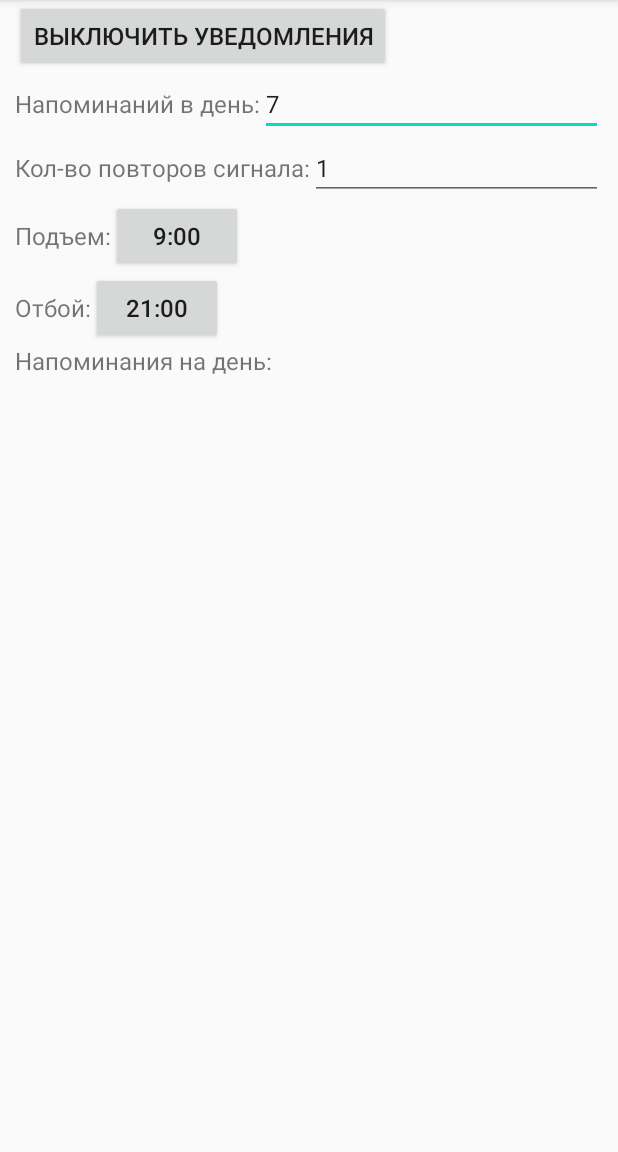
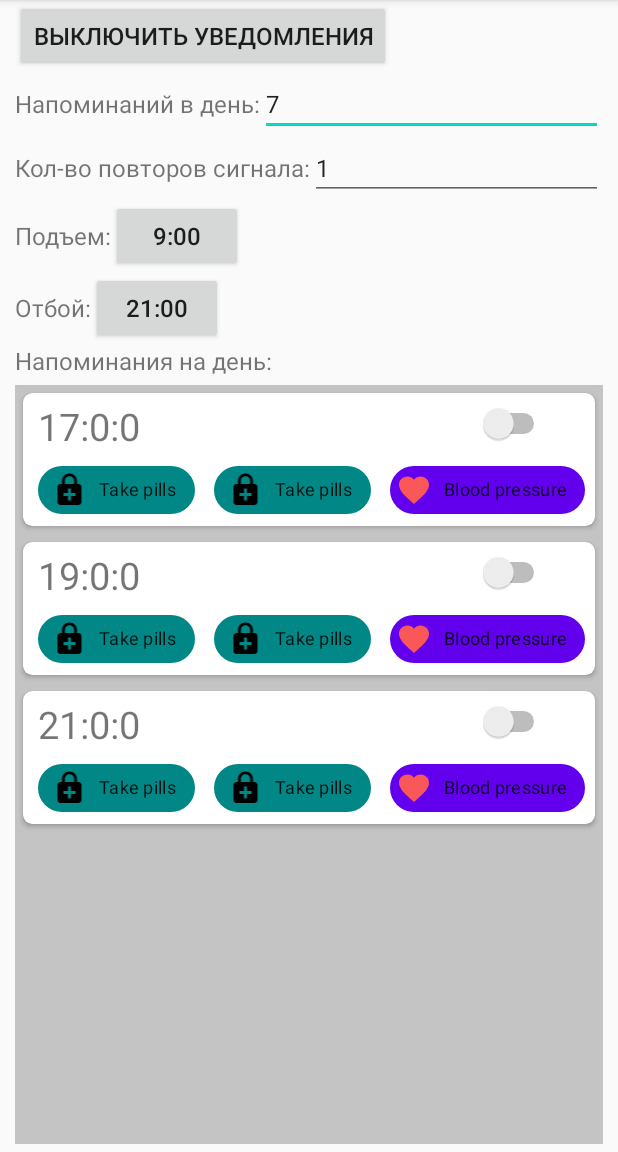
Before and after one commit to kirkaDev/NurseApp, an Android app: the screen it shows after launch (MainActivity), on a phone screen of 412 x 824 dp, the part 84-1236 px from its top. Run offline under Robolectric (Android 15) with nearby library versions, the phone set to English and light mode, and no system bars; 1 statement that could not run was skipped.

Commit message:
Adapter for RecyclerView, initial RecyclerView filling implemented.

```diff
--- /dev/null
+++ b/nurseapp/src/main/java/com/desiredsoftware/nurseapp/AdapterRecyclerViewNotifications.java
@@ -0,0 +1,70 @@
+package com.desiredsoftware.nurseapp;
+
+import android.util.Log;
+import android.view.LayoutInflater;
+import android.view.View;
+import android.view.ViewGroup;
+import android.widget.Switch;
+import android.widget.TextView;
+
+import androidx.annotation.NonNull;
+import androidx.recyclerview.widget.RecyclerView;
+
+import java.util.ArrayList;
+
+public class AdapterRecyclerViewNotifications extends RecyclerView.Adapter<AdapterRecyclerViewNotifications.NotificationViewHolder> {
+
+    private ArrayList<RecyclerViewNotificationItem> itemsArray;
+
+    public AdapterRecyclerViewNotifications(ArrayList<RecyclerViewNotificationItem> itemsArray) {
+        this.itemsArray = itemsArray;
+    }
+
+    public class NotificationViewHolder extends RecyclerView.ViewHolder
+    {
+        private TextView textView_notificationTime;
+        private Switch isEnabled;
+        //private String[] actionsList;
+
+        public NotificationViewHolder(@NonNull View itemView) {
+            super(itemView);
+            textView_notificationTime = itemView.findViewById(R.id.time_item);
+            this.isEnabled = itemView.findViewById(R.id.switch_notification_is_enabled);
+            //this.actionsList = actionsList;
+        }
+    }
+
+    @NonNull
+    @Override
+    public NotificationViewHolder onCreateViewHolder(@NonNull ViewGroup parent, int viewType) {
+
+        NotificationViewHolder notificationViewHolder = null;
+        try
+        {
+            View view = LayoutInflater.from(parent.getContext())
+                .inflate(R.layout.notification_item, parent, false);
+            notificationViewHolder = new NotificationViewHolder(view);
+        }
+        catch (Exception e)
+        {
+            String message = e.getMessage();
+            Log.v("onCreateViewHolder", message);
+        }
+
+
+        return notificationViewHolder;
+    }
+
+    @Override
+    public void onBindViewHolder(@NonNull NotificationViewHolder holder, int position) {
+        RecyclerViewNotificationItem recyclerItem = itemsArray.get(position);
+        holder.textView_notificationTime.setText(recyclerItem.getNotificationTime());
+        holder.isEnabled.setEnabled(recyclerItem.getIsEnabled());
+    }
+
+    @Override
+    public int getItemCount()
+    {
+        return itemsArray.size();
+    }
+}
--- a/nurseapp/src/main/java/com/desiredsoftware/nurseapp/MainActivity.java
+++ b/nurseapp/src/main/java/com/desiredsoftware/nurseapp/MainActivity.java
@@ -3,6 +3,8 @@ package com.desiredsoftware.nurseapp;
 import androidx.annotation.NonNull;
 import androidx.appcompat.app.AppCompatActivity;
 import androidx.fragment.app.DialogFragment;
+import androidx.recyclerview.widget.LinearLayoutManager;
+import androidx.recyclerview.widget.RecyclerView;
 import androidx.work.OneTimeWorkRequest;
 import androidx.work.Operation;
 import androidx.work.WorkManager;
@@ -67,6 +69,11 @@ public class  MainActivity extends AppCompatActivity implements TimePickerDialog
     EditText editText_soundRepeatAmount;
     //EditText editText_showNextNotificationsNumber;
 
+    RecyclerView recyclerView;
+    ArrayList<RecyclerViewNotificationItem> recyclerViewItems;
+    private AdapterRecyclerViewNotifications adapter;
+    private RecyclerView.LayoutManager layoutManager;
+
     @Override
     protected void onCreate(Bundle savedInstanceState) {
         super.onCreate(savedInstanceState);
@@ -74,6 +81,13 @@ public class  MainActivity extends AppCompatActivity implements TimePickerDialog
 
         // TODO: Landscape layout
         setRequestedOrientation(ActivityInfo.SCREEN_ORIENTATION_PORTRAIT);
+
+        recyclerView = findViewById(R.id.recyclerView);
+        recyclerView.setHasFixedSize(true);
+
+        recyclerViewItems = new ArrayList<RecyclerViewNotificationItem>();
+
+
 
         btn_stopSchedule = findViewById(R.id.btn_stopSchedule);
         btn_wakeUpTime = findViewById(R.id.btn_wakeUpTime);
@@ -215,8 +229,12 @@ public class  MainActivity extends AppCompatActivity implements TimePickerDialog
 
         //startService(new Intent(this, AwakeNurseService.class));
 
+        adapter = new AdapterRecyclerViewNotifications(recyclerViewItems);
 
+        layoutManager = new LinearLayoutManager(this);
 
+        recyclerView.setAdapter(adapter);
+        recyclerView.setLayoutManager(layoutManager);
     }
 
     void muteSchedule(boolean isToMute)
@@ -272,11 +290,11 @@ public class  MainActivity extends AppCompatActivity implements TimePickerDialog
                     btn_wakeUpTime.setText(strToSet);
                     schedule.SetWakeupTime(new Time(hours, minutes, 0));
 
-                    startService(new Intent(this, AwakeNurseService.class).
+                    /*startService(new Intent(this, AwakeNurseService.class).
                             putExtra("wakeupTime", schedule.GetWakeupTime().getTimeValue()).
                             putExtra("toSleepTime", schedule.GetToSleepTime().getTimeValue()).
                             putExtra("notificationsAmount", schedule.GetNotificationsPerDay()).
-                            putExtra("soundRepeatAmount", Integer.parseInt(editText_soundRepeatAmount.getText().toString())));
+                            putExtra("soundRepeatAmount", Integer.parseInt(editText_soundRepeatAmount.getText().toString())));*/
 
                     break;
                 }
@@ -352,6 +370,9 @@ public class  MainActivity extends AppCompatActivity implements TimePickerDialog
             int[] tPoints = tPoint.getTimeValue();
             if ((listIterator.nextIndex()-1)>= firstPointToShow)
             {
+                RecyclerViewNotificationItem item = new RecyclerViewNotificationItem(tPoints[0] + ":" + tPoints[1] + ":" + tPoints[2], true, null);
+                recyclerViewItems.add(item);
+
                 //textViewTimePoints.append(tPoints[0] + ":" + tPoints[1] + ":" + tPoints[2] + "; ");
             }
         }
--- /dev/null
+++ b/nurseapp/src/main/java/com/desiredsoftware/nurseapp/RecyclerViewNotificationItem.java
@@ -0,0 +1,26 @@
+package com.desiredsoftware.nurseapp;
+
+public class RecyclerViewNotificationItem {
+
+    private String notificationTime;
+    private boolean isEnabled;
+    private String[] actionsList;
+
+    public RecyclerViewNotificationItem(String notificationTime, boolean isEnabled, String[] actionsList) {
+        this.notificationTime = notificationTime;
+        this.isEnabled = isEnabled;
+        this.actionsList = actionsList;
+    }
+
+    public String getNotificationTime() {
+        return notificationTime;
+    }
+
+    public boolean getIsEnabled() {
+        return isEnabled;
+    }
+
+    public String[] getActionsList() {
+        return actionsList;
+    }
+}
--- /dev/null
+++ b/nurseapp/src/main/res/drawable/ic_enhanced_encryption_black_24dp.xml
@@ -0,0 +1,9 @@
+<vector xmlns:android="http://schemas.android.com/apk/res/android"
+        android:width="24dp"
+        android:height="24dp"
+        android:viewportWidth="24.0"
+        android:viewportHeight="24.0">
+    <path
+        android:fillColor="#FF000000"
+        android:pathData="M18,8h-1V6c0,-2.76 -2.24,-5 -5,-5S7,3.24 7,6v2H6c-1.1,0 -2,0.9 -2,2v10c0,1.1 0.9,2 2,2h12c1.1,0 2,-0.9 2,-2V10c0,-1.1 -0.9,-2 -2,-2zM8.9,6c0,-1.71 1.39,-3.1 3.1,-3.1s3.1,1.39 3.1,3.1v2H8.9V6zM16,16h-3v3h-2v-3H8v-2h3v-3h2v3h3v2z"/>
+</vector>
--- /dev/null
+++ b/nurseapp/src/main/res/drawable/ic_heart_rate_red_24dp.xml
@@ -0,0 +1,9 @@
+<vector xmlns:android="http://schemas.android.com/apk/res/android"
+        android:width="24dp"
+        android:height="24dp"
+        android:viewportWidth="24.0"
+        android:viewportHeight="24.0">
+    <path
+        android:fillColor="#FA5858"
+        android:pathData="M12,21.35l-1.45,-1.32C5.4,15.36 2,12.28 2,8.5 2,5.42 4.42,3 7.5,3c1.74,0 3.41,0.81 4.5,2.09C13.09,3.81 14.76,3 16.5,3 19.58,3 22,5.42 22,8.5c0,3.78 -3.4,6.86 -8.55,11.54L12,21.35z"/>
+</vector>
--- /dev/null
+++ b/nurseapp/src/main/res/drawable/ic_luna_black_24dp.xml
@@ -0,0 +1,9 @@
+<vector xmlns:android="http://schemas.android.com/apk/res/android"
+        android:width="24dp"
+        android:height="24dp"
+        android:viewportWidth="24.0"
+        android:viewportHeight="24.0">
+    <path
+        android:fillColor="#FF000000"
+        android:pathData="M9,2c-1.05,0 -2.05,0.16 -3,0.46 4.06,1.27 7,5.06 7,9.54 0,4.48 -2.94,8.27 -7,9.54 0.95,0.3 1.95,0.46 3,0.46 5.52,0 10,-4.48 10,-10S14.52,2 9,2z"/>
+</vector>
--- /dev/null
+++ b/nurseapp/src/main/res/drawable/ic_sun_black_24dp.xml
@@ -0,0 +1,9 @@
+<vector xmlns:android="http://schemas.android.com/apk/res/android"
+        android:width="24dp"
+        android:height="24dp"
+        android:viewportWidth="24.0"
+        android:viewportHeight="24.0">
+    <path
+        android:fillColor="#FF000000"
+        android:pathData="M20,8.69L20,4h-4.69L12,0.69 8.69,4L4,4v4.69L0.69,12 4,15.31L4,20h4.69L12,23.31 15.31,20L20,20v-4.69L23.31,12 20,8.69zM12,18c-3.31,0 -6,-2.69 -6,-6s2.69,-6 6,-6 6,2.69 6,6 -2.69,6 -6,6zM12,8c-2.21,0 -4,1.79 -4,4s1.79,4 4,4 4,-1.79 4,-4 -1.79,-4 -4,-4z"/>
+</vector>
--- a/nurseapp/src/main/res/layout/activity_main.xml
+++ b/nurseapp/src/main/res/layout/activity_main.xml
@@ -99,7 +99,6 @@
 
     </LinearLayout>
 
-
     <TextView
         android:id="@+id/txtView_Schedule2"
         android:layout_width="wrap_content"
@@ -108,9 +107,11 @@
         android:textSize="16sp"/>
 
     <androidx.recyclerview.widget.RecyclerView
-        android:layout_width="409dp"
-        android:layout_height="392dp"
-        tools:layout_editor_absoluteX="1dp"
-        tools:layout_editor_absoluteY="210dp" />
+        android:id="@+id/recyclerView"
+        android:background="@color/cardview_shadow_start_color"
+        android:layout_marginTop="5dp"
+        android:layout_marginBottom="5dp"
+        android:layout_width="match_parent"
+        android:layout_height="match_parent" />
 
 </androidx.appcompat.widget.LinearLayoutCompat>
--- a/nurseapp/src/main/res/layout/notification_item.xml
+++ b/nurseapp/src/main/res/layout/notification_item.xml
@@ -1,14 +1,107 @@
 <?xml version="1.0" encoding="utf-8"?>
-<androidx.appcompat.widget.LinearLayoutCompat
+<androidx.cardview.widget.CardView
     xmlns:android="http://schemas.android.com/apk/res/android"
+    xmlns:app="http://schemas.android.com/apk/res-auto"
+    app:cardCornerRadius="6dp"
+    android:layout_marginTop="5dp"
+    android:layout_marginBottom="5dp"
+    android:layout_marginLeft="5dp"
+    android:layout_marginRight="5dp"
     android:layout_width="match_parent"
-    android:layout_height="match_parent"
-    android:orientation="vertical">
+    android:layout_height="wrap_content">
 
-    <TextView
+    <LinearLayout
         android:layout_width="match_parent"
-        android:layout_height="wrap_content">
-    </TextView>
+        android:layout_height="wrap_content"
+        android:orientation="vertical">
+
+        <LinearLayout
+            android:layout_width="match_parent"
+            android:layout_height="wrap_content"
+            android:orientation="horizontal">
+
+            <TextView
+                android:id="@+id/time_item"
+                android:layout_marginLeft="10dp"
+                android:textSize="25sp"
+                android:layout_weight="1"
+                android:layout_width="wrap_content"
+                android:layout_height="wrap_content">
+            </TextView>
+
+            <Switch
+                android:id="@+id/switch_notification_is_enabled"
+                android:layout_width="wrap_content"
+                android:layout_height="wrap_content"
+                android:layout_marginRight="30sp"
+                android:layout_weight="1"
+                android:enabled="true"
+                android:textSize="30sp" />
+        </LinearLayout>
+
+        <LinearLayout
+            android:layout_width="match_parent"
+            android:layout_height="wrap_content"
+            android:orientation="horizontal">
 
 
-</androidx.appcompat.widget.LinearLayoutCompat>
+            <com.google.android.material.chip.ChipGroup
+                android:layout_width="wrap_content"
+                android:layout_height="wrap_content"
+                android:layout_weight="1"
+                android:background="#00DA5B5B"
+                android:backgroundTint="#4CAF50"
+                android:visibility="visible"
+                app:chipSpacingHorizontal="3dp">
+
+                <com.google.android.material.chip.Chip
+                    android:id="@+id/action_chip"
+                    style="@style/Widget.MaterialComponents.Chip.Action"
+                    android:layout_width="wrap_content"
+                    android:layout_height="wrap_content"
+                    android:layout_marginStart="10dp"
+                    android:layout_marginLeft="10dp"
+                    android:padding="10dp"
+                    android:text="Take pills"
+                    android:textSize="12sp"
+                    android:theme="@style/Theme.MaterialComponents.Light"
+                    app:chipBackgroundColor="@color/design_default_color_secondary_variant"
+                    app:chipIcon="@drawable/ic_enhanced_encryption_black_24dp"
+                    app:iconStartPadding="5dp" />
+
+                <com.google.android.material.chip.Chip
+                    android:id="@+id/action_chip3"
+                    style="@style/Widget.MaterialComponents.Chip.Action"
+                    android:layout_width="wrap_content"
+                    android:layout_height="wrap_content"
+                    android:layout_marginStart="10dp"
+                    android:layout_marginLeft="10dp"
+                    android:padding="10dp"
+                    android:text="Take pills"
+                    android:textSize="12sp"
+                    android:theme="@style/Theme.MaterialComponents.Light"
+                    app:chipBackgroundColor="@color/design_default_color_secondary_variant"
+                    app:chipIcon="@drawable/ic_enhanced_encryption_black_24dp"
+                    app:iconStartPadding="5dp" />
+
+                <com.google.android.material.chip.Chip
+                    android:id="@+id/chip1"
+                    style="@style/Widget.MaterialComponents.Chip.Action"
+                    android:layout_width="wrap_content"
+                    android:layout_height="wrap_content"
+                    android:layout_marginStart="10dp"
+                    android:layout_marginLeft="10dp"
+                    android:padding="10dp"
+                    android:text="Blood pressure"
+                    android:textSize="12sp"
+                    android:theme="@style/Theme.MaterialComponents.Light"
+                    app:chipBackgroundColor="@color/colorPrimary"
+                    app:chipIcon="@drawable/ic_heart_rate_red_24dp" />
+
+
+
+            </com.google.android.material.chip.ChipGroup>
+        </LinearLayout>
+
+    </LinearLayout>
+</androidx.cardview.widget.CardView>
```
Also changed, not shown: nurseapp/build.gradle (+9 -2 lines).
